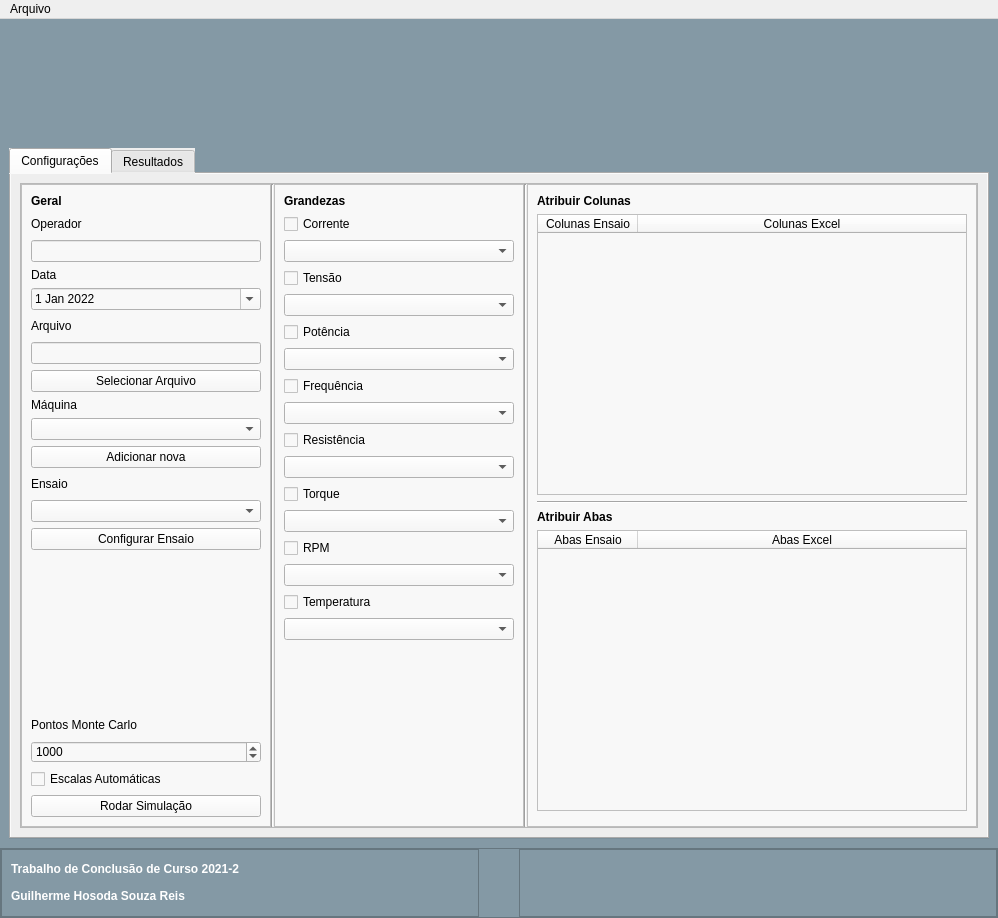
GHosoda/TCC, file interface_nova.ui: the form before one commit.
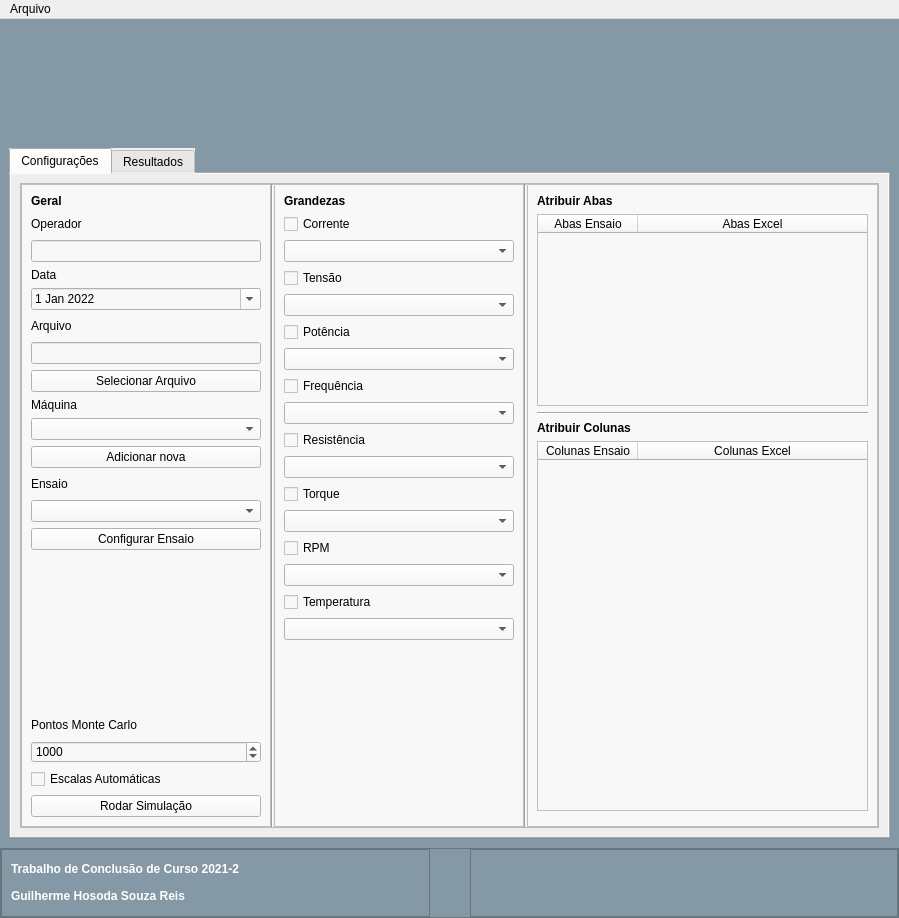
The form after the commit. Icons and pictures are not drawn.

The edit to the form file:
```diff
--- a/interface_nova.ui
+++ b/interface_nova.ui
@@ -6,7 +6,7 @@
    <rect>
     <x>0</x>
     <y>0</y>
-    <width>998</width>
+    <width>899</width>
     <height>918</height>
    </rect>
   </property>
@@ -665,11 +665,57 @@
                      <rect>
                       <x>0</x>
                       <y>0</y>
-                      <width>446</width>
+                      <width>347</width>
                       <height>641</height>
                      </rect>
                     </property>
                     <layout class="QVBoxLayout" name="verticalLayout_10">
+                     <item>
+                      <widget class="QLabel" name="l_at_abas">
+                       <property name="sizePolicy">
+                        <sizepolicy hsizetype="Preferred" vsizetype="Fixed">
+                         <horstretch>0</horstretch>
+                         <verstretch>0</verstretch>
+                        </sizepolicy>
+                       </property>
+                       <property name="whatsThis">
+                        <string>&lt;html&gt;&lt;head/&gt;&lt;body&gt;&lt;p&gt;&lt;span style=&quot; font-weight:600;&quot;&gt;Grandezas&lt;/span&gt;&lt;/p&gt;&lt;/body&gt;&lt;/html&gt;</string>
+                       </property>
+                       <property name="text">
+                        <string>&lt;html&gt;&lt;head/&gt;&lt;body&gt;&lt;p&gt;&lt;span style=&quot; font-weight:600;&quot;&gt;Atribuir Abas&lt;/span&gt;&lt;/p&gt;&lt;/body&gt;&lt;/html&gt;</string>
+                       </property>
+                      </widget>
+                     </item>
+                     <item>
+                      <widget class="QTableWidget" name="tw_abas">
+                       <property name="sizePolicy">
+                        <sizepolicy hsizetype="Expanding" vsizetype="Minimum">
+                         <horstretch>0</horstretch>
+                         <verstretch>0</verstretch>
+                        </sizepolicy>
+                       </property>
+                       <attribute name="horizontalHeaderStretchLastSection">
+                        <bool>true</bool>
+                       </attribute>
+                       <column>
+                        <property name="text">
+                         <string>Abas Ensaio</string>
+                        </property>
+                       </column>
+                       <column>
+                        <property name="text">
+                         <string>Abas Excel</string>
+                        </property>
+                       </column>
+                      </widget>
+                     </item>
+                     <item>
+                      <widget class="Line" name="line_2">
+                       <property name="orientation">
+                        <enum>Qt::Horizontal</enum>
+                       </property>
+                      </widget>
+                     </item>
                      <item>
                       <widget class="QLabel" name="l_at_col">
                        <property name="sizePolicy">
@@ -706,46 +752,6 @@
                        </column>
                       </widget>
                      </item>
-                     <item>
-                      <widget class="Line" name="line_2">
-                       <property name="orientation">
-                        <enum>Qt::Horizontal</enum>
-                       </property>
-                      </widget>
-                     </item>
-                     <item>
-                      <widget class="QLabel" name="l_at_abas">
-                       <property name="sizePolicy">
-                        <sizepolicy hsizetype="Preferred" vsizetype="Fixed">
-                         <horstretch>0</horstretch>
-                         <verstretch>0</verstretch>
-                        </sizepolicy>
-                       </property>
-                       <property name="whatsThis">
-                        <string>&lt;html&gt;&lt;head/&gt;&lt;body&gt;&lt;p&gt;&lt;span style=&quot; font-weight:600;&quot;&gt;Grandezas&lt;/span&gt;&lt;/p&gt;&lt;/body&gt;&lt;/html&gt;</string>
-                       </property>
-                       <property name="text">
-                        <string>&lt;html&gt;&lt;head/&gt;&lt;body&gt;&lt;p&gt;&lt;span style=&quot; font-weight:600;&quot;&gt;Atribuir Abas&lt;/span&gt;&lt;/p&gt;&lt;/body&gt;&lt;/html&gt;</string>
-                       </property>
-                      </widget>
-                     </item>
-                     <item>
-                      <widget class="QTableWidget" name="tw_abas">
-                       <attribute name="horizontalHeaderStretchLastSection">
-                        <bool>true</bool>
-                       </attribute>
-                       <column>
-                        <property name="text">
-                         <string>Abas Ensaio</string>
-                        </property>
-                       </column>
-                       <column>
-                        <property name="text">
-                         <string>Abas Excel</string>
-                        </property>
-                       </column>
-                      </widget>
-                     </item>
                      <item>
                       <widget class="QWidget" name="w_abas" native="true"/>
                      </item>
@@ -1070,7 +1076,7 @@
     <rect>
      <x>0</x>
      <y>0</y>
-     <width>998</width>
+     <width>899</width>
      <height>21</height>
     </rect>
    </property>
```
